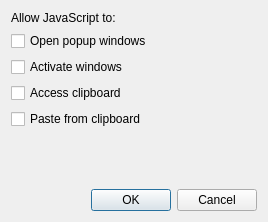
This is src/lib/preferences/jsoptions.ui in tenrok/kclient3 as Qt 5 draws it before an edit. The edited form follows.
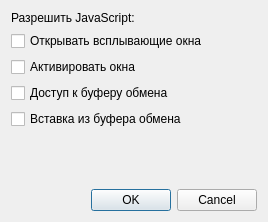
This is the edited form.

```diff
--- a/src/lib/preferences/jsoptions.ui
+++ b/src/lib/preferences/jsoptions.ui
@@ -17,7 +17,7 @@
    <item>
     <widget class="QLabel" name="label">
      <property name="text">
-      <string>Allow JavaScript to:</string>
+      <string>Разрешить JavaScript:</string>
      </property>
     </widget>
    </item>
@@ -26,28 +26,28 @@
      <item>
       <widget class="QCheckBox" name="jscanOpenWindow">
        <property name="text">
-        <string>Open popup windows</string>
+        <string>Открывать всплывающие окна</string>
        </property>
       </widget>
      </item>
      <item>
       <widget class="QCheckBox" name="jscanActivateWindow">
        <property name="text">
-        <string>Activate windows</string>
+        <string>Активировать окна</string>
        </property>
       </widget>
      </item>
      <item>
       <widget class="QCheckBox" name="jscanAccessClipboard">
        <property name="text">
-        <string>Access clipboard</string>
+        <string>Доступ к буферу обмена</string>
        </property>
       </widget>
      </item>
      <item>
       <widget class="QCheckBox" name="jscanPaste">
        <property name="text">
-        <string>Paste from clipboard</string>
+        <string>Вставка из буфера обмена</string>
        </property>
       </widget>
      </item>
```
Left out of the diff: 2 changed lines with no effect on the pictures.
